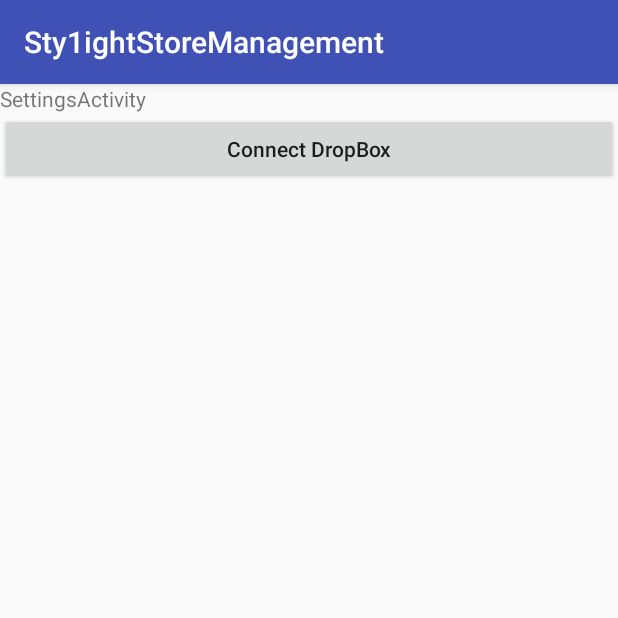
After one commit to gjw1012/Sty1ightStoreManagement, an Android app: the SettingsActivity screen opened directly, with no data from a screen before it, on a phone screen of 412 x 824 dp, the top half of it. The commit adds this screen. Run offline under Robolectric (Android 15) with nearby library versions, the phone set to English and light mode, and no system bars.

Commit message:
Add FileManager

```diff
--- /dev/null
+++ b/app/src/main/java/jnj/com/sty1ightstoremanagement/SettingsActivity.java
@@ -0,0 +1,37 @@
+package jnj.com.sty1ightstoremanagement;
+
+import android.content.Intent;
+import android.os.Bundle;
+import android.support.v7.app.AppCompatActivity;
+import android.view.View;
+import android.widget.Button;
+
+import jnj.com.sty1ightstoremanagement.dropbox.DropBoxActivity;
+
+/**
+ * Created by SJW on 2017-05-19.
+ */
+
+public class SettingsActivity extends AppCompatActivity implements View.OnClickListener {
+    private Button btnConnectDropbox;
+
+    @Override
+    protected void onCreate(Bundle savedInstanceState) {
+        super.onCreate(savedInstanceState);
+        setContentView(R.layout.activity_settings);
+
+        btnConnectDropbox = (Button) findViewById(R.id.button_connect_dropbox);
+        btnConnectDropbox.setOnClickListener(this);
+
+    }
+
+    @Override
+    public void onClick(View view) {
+        switch (view.getId()) {
+            case R.id.button_connect_dropbox:
+                Intent intent = new Intent(this, DropBoxActivity.class);
+                startActivity(intent);
+                break;
+        }
+    }
+}
--- a/app/src/main/java/jnj/com/sty1ightstoremanagement/account/ChangePasswordActivity.java
+++ b/app/src/main/java/jnj/com/sty1ightstoremanagement/account/ChangePasswordActivity.java
@@ -12,6 +12,7 @@ import android.widget.TextView;
 import android.widget.Toast;
 
 import jnj.com.sty1ightstoremanagement.Constants;
+import jnj.com.sty1ightstoremanagement.MainActivity;
 import jnj.com.sty1ightstoremanagement.R;
 import jnj.com.sty1ightstoremanagement.dropbox.DropBoxActivity;
 
@@ -55,7 +56,7 @@ public class ChangePasswordActivity extends AppCompatActivity implements View.On
         if (checkPasswordValidity()) {
             mLoginActivity.editFile(newPassword1.getText().toString(), false + "");
             Toast.makeText(this, "Change Password Success", Toast.LENGTH_LONG).show();
-            //((DropBoxActivity) DropBoxActivity.mContext).overwriteLoginData(newPassword1.getText().toString(), false + "");
+            //DropBoxActivity.getInstance().overwriteLoginData(newPassword1.getText().toString(), false + "");
             Intent intent = new Intent(this, LoginActivity.class);
             startActivity(intent);
             finish();
--- /dev/null
+++ b/app/src/main/res/layout/activity_settings.xml
@@ -0,0 +1,19 @@
+<?xml version="1.0" encoding="utf-8"?>
+<LinearLayout xmlns:android="http://schemas.android.com/apk/res/android"
+    android:layout_width="match_parent"
+    android:layout_height="match_parent"
+    android:orientation="vertical">
+
+    <TextView
+        android:id="@+id/textView2"
+        android:layout_width="match_parent"
+        android:layout_height="wrap_content"
+        android:text="SettingsActivity" />
+
+    <Button
+        android:id="@+id/button_connect_dropbox"
+        android:layout_width="match_parent"
+        android:layout_height="wrap_content"
+        android:text="Connect DropBox"
+        android:textAllCaps="false" />
+</LinearLayout>
```
Also changed, not shown: app/src/main/AndroidManifest.xml (+10 -9 lines), app/src/main/java/jnj/com/sty1ightstoremanagement/MenuActivity.java (+7 -0 lines), app/src/main/java/jnj/com/sty1ightstoremanagement/account/LoginActivity.java (+5 -2 lines), app/src/main/java/jnj/com/sty1ightstoremanagement/dropbox/DropBoxActivity.java (+22 -8 lines), app/src/main/res/layout/activity_menu.xml (+7 -0 lines).
